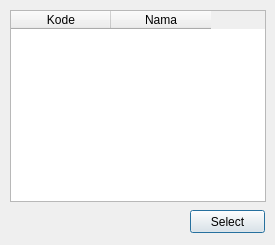
Qt form FindPeminjam.ui (asiregar01/simple-lms) before a commit.
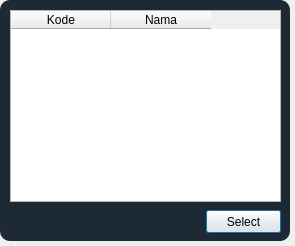
The same form after that commit.

What changed in the file:
```diff
--- a/FindPeminjam.ui
+++ b/FindPeminjam.ui
@@ -6,8 +6,8 @@
    <rect>
     <x>0</x>
     <y>0</y>
-    <width>275</width>
-    <height>245</height>
+    <width>295</width>
+    <height>246</height>
    </rect>
   </property>
   <property name="windowTitle">
@@ -18,7 +18,7 @@
     <rect>
      <x>10</x>
      <y>10</y>
-     <width>256</width>
+     <width>271</width>
      <height>192</height>
     </rect>
    </property>
@@ -39,12 +39,23 @@
   <widget class="QPushButton" name="btnSelect">
    <property name="geometry">
     <rect>
-     <x>190</x>
+     <x>206</x>
      <y>210</y>
      <width>75</width>
      <height>23</height>
     </rect>
    </property>
+   <property name="styleSheet">
+    <string notr="true">QPushButton#btnSelect:pressed{
+padding-left:5px;
+padding-top:5px;
+background-color:rgba(2, 65, 118, 100);
+background-position:calc(100% - 10px)center;
+}
+QPushButton#btnSelect:hover{
+background-color:rgba(2, 65, 118, 200);
+}</string>
+   </property>
    <property name="text">
     <string>Select</string>
    </property>
@@ -52,6 +63,26 @@
     <bool>true</bool>
    </property>
   </widget>
+  <widget class="QLabel" name="label_5">
+   <property name="geometry">
+    <rect>
+     <x>0</x>
+     <y>0</y>
+     <width>290</width>
+     <height>241</height>
+    </rect>
+   </property>
+   <property name="styleSheet">
+    <string notr="true">background-color:rgba(16, 30, 41, 240);
+border-radius:10px;</string>
+   </property>
+   <property name="text">
+    <string/>
+   </property>
+  </widget>
+  <zorder>label_5</zorder>
+  <zorder>tblData</zorder>
+  <zorder>btnSelect</zorder>
  </widget>
  <resources/>
  <connections/>
```
